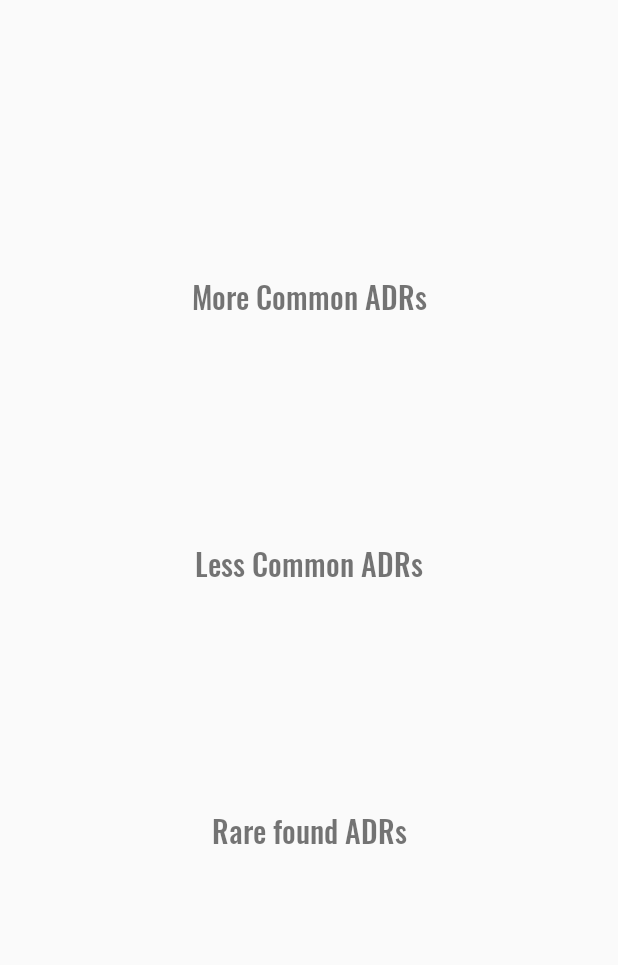
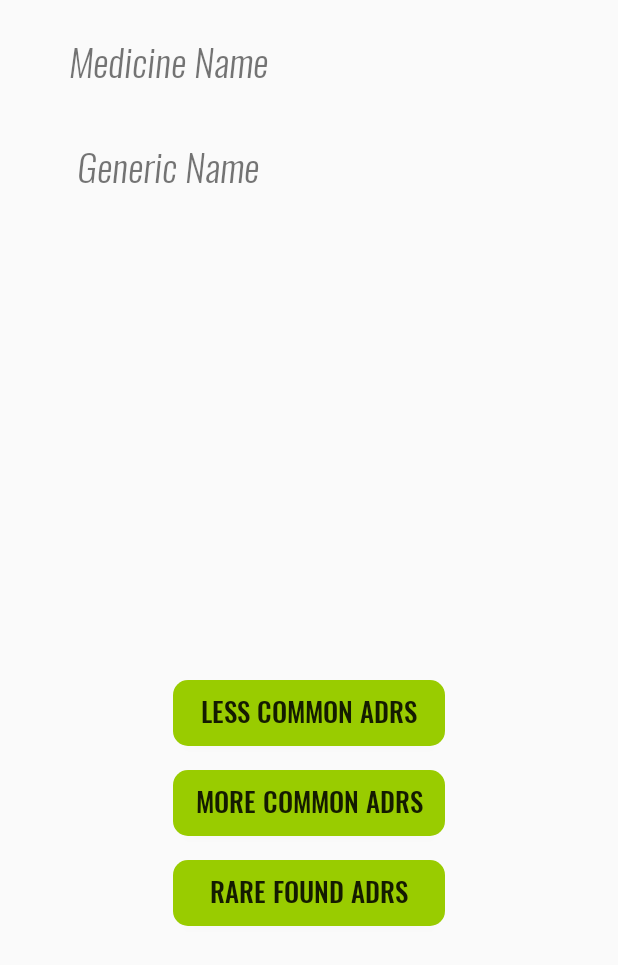
Before and after one commit to AadiCool/AdverseDrugReaction, an Android app: the MedicinePage screen opened directly, with no data from a screen before it, on a phone screen of 412 x 824 dp. Shown: the top 965 px of the screen. Run offline under Robolectric (Android 15) with nearby library versions, the phone set to English and light mode, and no system bars; our stand-ins replace Firebase (no records; nobody signed in at launch, a user with empty details on screens opened directly); 5 statements that could not run were skipped.

Commit message:
Changed Views and Corrected Barcode

```diff
--- a/app/build.gradle
+++ b/app/build.gradle
@@ -36,13 +36,13 @@ dependencies {
     implementation 'com.github.MdFarhanRaja:SearchableSpinner:2.0'
     implementation 'com.google.android.material:material:1.0.0'
     implementation 'com.theartofdev.edmodo:android-image-cropper:2.7.0'
-    implementation 'com.google.android.gms:play-services-vision:19.0.0'
     implementation 'androidx.recyclerview:recyclerview:1.0.0'
     implementation 'com.google.android.material:material:1.0.0'
     implementation 'com.ibm.watson:assistant:8.0.0'
     implementation 'com.ibm.watson:text-to-speech:8.0.0'
     implementation 'com.ibm.watson:speech-to-text:8.0.0'
     implementation 'com.ibm.watson.developer_cloud:android-sdk:0.5.0'
+    implementation 'com.google.firebase:firebase-ml-vision:18.0.1'
     testImplementation 'junit:junit:4.12'
     androidTestImplementation 'androidx.test.ext:junit:1.1.1'
     androidTestImplementation 'androidx.test.espresso:espresso-core:3.2.0'
--- a/app/src/main/java/com/example/adversedrugreaction/MedicinePage.java
+++ b/app/src/main/java/com/example/adversedrugreaction/MedicinePage.java
@@ -15,6 +15,7 @@ import android.text.style.TypefaceSpan;
 import android.util.Log;
 import android.view.View;
 import android.widget.AdapterView;
+import android.widget.Button;
 import android.widget.ListView;
 import android.widget.ProgressBar;
 import android.widget.SimpleAdapter;
@@ -36,9 +37,9 @@ public class MedicinePage extends AppCompatActivity {
 
     private TextView genericName;
     private TextView description;
-    private ListView moreCommon;
-    private ListView lessCommon;
-    private ListView rare;
+    private Button moreCommon;
+    private Button lessCommon;
+    private Button rare;
     private ProgressBar progressBar;
 
     @Override
@@ -46,17 +47,26 @@ public class MedicinePage extends AppCompatActivity {
         super.onCreate(savedInstanceState);
         setContentView(R.layout.activity_medicine_page);
 
-        String medicineOption = (String) Objects.requireNonNull(getIntent().getExtras()).getString("medicine");
+        final String medicineOption = (String) Objects.requireNonNull(getIntent().getExtras()).getString("medicine");
+        assert medicineOption != null;
         Log.e("MEDICINE", medicineOption);
 
         TextView medicineName = (TextView) findViewById(R.id.medicineName);
-        assert medicineOption != null;
         medicineName.setText(medicineOption.toUpperCase());
         genericName = (TextView) findViewById(R.id.genericName);
         description = (TextView) findViewById(R.id.descriptionText);
-        moreCommon = (ListView) findViewById(R.id.moreCommon);
-        lessCommon = (ListView) findViewById(R.id.lessCommon);
-        rare = (ListView) findViewById(R.id.rare);
+
+        moreCommon = (Button) findViewById(R.id.moreCommon);
+        moreCommon.setEnabled(false);
+        moreCommon.setText(R.string.pleaseWait);
+
+        lessCommon = (Button) findViewById(R.id.lessCommon);
+        lessCommon.setEnabled(false);
+        lessCommon.setText(R.string.pleaseWait);
+
+        rare = (Button) findViewById(R.id.rare);
+        rare.setEnabled(false);
+        rare.setText(R.string.pleaseWait);
 
         progressBar = (ProgressBar) findViewById(R.id.progressBar);
         progressBar.setVisibility(View.VISIBLE);
@@ -69,73 +79,49 @@ public class MedicinePage extends AppCompatActivity {
             @Override
             public void onSuccess(DocumentSnapshot documentSnapshot) {
                 progressBar.setVisibility(View.GONE);
+
+                moreCommon.setEnabled(true);
+                moreCommon.setText(R.string.more_common_adrs);
+
+                lessCommon.setEnabled(true);
+                lessCommon.setText(R.string.less_common_adrs);
+
+                rare.setEnabled(true);
+                rare.setText(R.string.rare_found_adrs);
+
                 Medicine medicine = new Medicine(Objects.requireNonNull(documentSnapshot.getData()));
                 genericName.setText(medicine.getGenericName());
                 description.setText(medicine.getDescription());
-                SimpleAdapter simpleAdapter = new SimpleAdapter(MedicinePage.this, medicine.getLessCommon(),
-                        R.layout.medicinelist, new String[]{"adr"}, new int[]{R.id.medicineListComponent});
-                lessCommon.setAdapter(simpleAdapter);
-                simpleAdapter = new SimpleAdapter(MedicinePage.this, medicine.getMoreCommon(),
-                        R.layout.medicinelist, new String[]{"adr"}, new int[]{R.id.medicineListComponent});
-                moreCommon.setAdapter(simpleAdapter);
-                simpleAdapter = new SimpleAdapter(MedicinePage.this, medicine.getRare(),
-                        R.layout.medicinelist, new String[]{"adr"}, new int[]{R.id.medicineListComponent});
-                rare.setAdapter(simpleAdapter);
 
-                setListListner(moreCommon);
-                setListListner(lessCommon);
-                setListListner(rare);
+                setButtonListner(0, moreCommon, medicine,  medicineOption);
+                setButtonListner(1, lessCommon, medicine,  medicineOption);
+                setButtonListner(2, rare, medicine,  medicineOption);
             }
         });
     }
 
-    private void setListListner(ListView listView) {
-        listView.setOnItemClickListener(new AdapterView.OnItemClickListener() {
+    private void setButtonListner(final int id, Button button, final Medicine medicine, final String  medicineOption){
+        button.setOnClickListener(new View.OnClickListener() {
             @Override
-            public void onItemClick(AdapterView<?> adapterView, View view, int i, long l) {
-                final HashMap<String, String> map = (HashMap<String, String>) adapterView.getItemAtPosition(i);
-                Log.e("ITEM", Objects.requireNonNull(map.get("adr")));
-                final AlertDialog alertDialog = new AlertDialog.Builder(MedicinePage.this).create();
-                String source = "Search on Google";
-                SpannableString spannableString = null;
-                if (Build.VERSION.SDK_INT >= Build.VERSION_CODES.P) {
-                    spannableString = setCustomFontTypeSpan(MedicinePage.this, source, source.length(), R.font.oswaldmedium);
-                    alertDialog.setTitle(spannableString);
-                } else
-                    alertDialog.setTitle(source);
-
-                source = "Google the following symptom:\n" + Objects.requireNonNull(map.get("adr"));
-                if (Build.VERSION.SDK_INT >= Build.VERSION_CODES.P) {
-                    spannableString = setCustomFontTypeSpan(MedicinePage.this, source, source.length(), R.font.oswaldlight);
-                    alertDialog.setMessage(spannableString);
-                } else
-                    alertDialog.setMessage(source);
-
-                alertDialog.setButton(Dialog.BUTTON_POSITIVE, "Yes", new DialogInterface.OnClickListener() {
-                    @Override
-                    public void onClick(DialogInterface dialog, int which) {
-                        Intent intent = new Intent(Intent.ACTION_WEB_SEARCH);
-                        intent.putExtra(SearchManager.QUERY, Objects.requireNonNull(map.get("adr")));
-                        startActivity(intent);
-                    }
-                });
-                alertDialog.setButton(Dialog.BUTTON_NEGATIVE, "No", new DialogInterface.OnClickListener() {
-                    @Override
-                    public void onClick(DialogInterface dialog, int which) {
-                        alertDialog.cancel();
-                    }
-                });
-                alertDialog.show();
+            public void onClick(View view) {
+                Intent intent = new Intent(MedicinePage.this, AdrShow.class);
+                intent.putExtra("name", medicineOption);
+                switch (id){
+                    case 0 :
+                        intent.putExtra("data", medicine.getMoreCommon());
+                        intent.putExtra("heading", "More Common ADRs");
+                        break;
+                    case 1 :
+                        intent.putExtra("data", medicine.getLessCommon());
+                        intent.putExtra("heading", "Less Common ADRs");
+                        break;
+                    case 2 :
+                        intent.putExtra("data", medicine.getRare());
+                        intent.putExtra("heading", "Rare Found ADRs");
+                        break;
+                }
+                startActivity(intent);
             }
         });
     }
-
-    @RequiresApi(api = Build.VERSION_CODES.P)
-    private SpannableString setCustomFontTypeSpan(Context context, String source, int endIndex, int font) {
-        final SpannableString spannableString = new SpannableString(source);
-        Typeface myTypeface = Typeface.create(ResourcesCompat.getFont(context, font), Typeface.NORMAL);
-        spannableString.setSpan(new TypefaceSpan(myTypeface),
-                0, endIndex, Spannable.SPAN_EXCLUSIVE_EXCLUSIVE);
-        return spannableString;
-    }
 }
--- a/app/src/main/res/layout/activity_medicine_page.xml
+++ b/app/src/main/res/layout/activity_medicine_page.xml
@@ -6,136 +6,60 @@
     android:layout_height="match_parent"
     tools:context=".MedicinePage">
 
+
     <TextView
-        android:id="@+id/medicineName"
+        android:id="@+id/medicine"
         android:layout_width="184dp"
-        android:layout_height="42dp"
-        android:layout_marginTop="16dp"
-        android:fontFamily="@font/oswaldheavyitalic"
+        android:layout_height="50dp"
+        android:layout_marginStart="20dp"
+        android:layout_marginTop="24dp"
+        android:fontFamily="@font/oswaldlightitalic"
+        android:text="@string/medicine_name"
         android:textAlignment="center"
         android:textSize="25sp"
-        app:layout_constraintEnd_toStartOf="@+id/genericName"
+        app:layout_constraintEnd_toStartOf="@+id/medicineName"
+        app:layout_constraintHorizontal_bias="0.0"
         app:layout_constraintStart_toStartOf="parent"
         app:layout_constraintTop_toTopOf="parent" />
 
     <TextView
-        android:id="@+id/genericName"
+        android:id="@+id/medicineName"
         android:layout_width="160dp"
-        android:layout_height="40dp"
-        android:layout_marginTop="16dp"
-        android:layout_marginEnd="32dp"
-        android:fontFamily="@font/oswaldlightitalic"
+        android:layout_height="50dp"
+        android:layout_marginTop="24dp"
+        android:layout_marginEnd="20dp"
+        android:fontFamily="@font/oswaldheavyitalic"
         android:textAlignment="center"
         android:textSize="20sp"
         app:layout_constraintEnd_toEndOf="parent"
         app:layout_constraintTop_toTopOf="parent" />
 
-    <ScrollView
-        android:id="@+id/description"
-        android:layout_width="375dp"
-        android:layout_height="106dp"
-        android:layout_marginTop="8dp"
-        android:fillViewport="true"
-        android:scrollbars="vertical"
-        app:layout_constraintEnd_toEndOf="parent"
-        app:layout_constraintHorizontal_bias="0.488"
+    <TextView
+        android:id="@+id/generic"
+        android:layout_width="184dp"
+        android:layout_height="50dp"
+        android:layout_marginStart="20dp"
+        android:layout_marginTop="20dp"
+        android:fontFamily="@font/oswaldlightitalic"
+        android:text="@string/generic_name"
+        android:textAlignment="center"
+        android:textSize="25sp"
         app:layout_constraintStart_toStartOf="parent"
-        app:layout_constraintTop_toBottomOf="@+id/medicineName">
-
-        <TextView
-            android:id="@+id/descriptionText"
-            android:layout_width="375sp"
-            android:paddingLeft="10sp"
-            android:paddingRight="10sp"
-            android:layout_height="wrap_content"
-            android:fontFamily="@font/oswaldlightitalic"
-            android:textAlignment="center"
-            android:textSize="15sp" />
-    </ScrollView>
+        app:layout_constraintTop_toBottomOf="@+id/medicine" />
 
     <TextView
-        android:id="@+id/moreCommonHeading"
-        android:layout_width="match_parent"
-        android:layout_height="30dp"
-        android:layout_marginTop="12dp"
-        android:fontFamily="@font/oswaldmedium"
-        android:text="@string/more_common_adrs"
+        android:id="@+id/genericName"
+        android:layout_width="160dp"
+        android:layout_height="50dp"
+        android:layout_marginTop="20dp"
+        android:layout_marginEnd="20dp"
+        android:fontFamily="@font/oswaldheavyitalic"
         android:textAlignment="center"
         android:textSize="20sp"
         app:layout_constraintEnd_toEndOf="parent"
-        app:layout_constraintStart_toStartOf="parent"
-        app:layout_constraintTop_toBottomOf="@+id/description" />
-
-    <ListView
-        android:id="@+id/moreCommon"
-        android:layout_width="375sp"
-        android:layout_height="130dp"
-        android:layout_marginTop="6dp"
-        android:scrollbars="vertical"
-        android:divider="@null"
-        android:dividerHeight="0dp"
-        android:paddingLeft="5sp"
-        android:paddingRight="5sp"
-        app:layout_constraintEnd_toEndOf="parent"
-        app:layout_constraintStart_toStartOf="parent"
-        app:layout_constraintTop_toBottomOf="@+id/moreCommonHeading" >
-    </ListView>
-
-    <TextView
-        android:id="@+id/lessCommonHeading"
-        android:layout_width="match_parent"
-        android:layout_height="30dp"
-        android:layout_marginTop="12dp"
-        android:fontFamily="@font/oswaldmedium"
-        android:text="@string/less_common_adrs"
-        android:textAlignment="center"
-        android:textSize="20sp"
-        app:layout_constraintEnd_toEndOf="parent"
-        app:layout_constraintStart_toStartOf="parent"
-        app:layout_constraintTop_toBottomOf="@+id/moreCommon" />
-
-    <ListView
-        android:id="@+id/lessCommon"
-        android:layout_width="375sp"
-        android:layout_height="130dp"
-        android:layout_marginTop="6dp"
-        android:scrollbars="vertical"
-        android:divider="@null"
-        android:dividerHeight="0dp"
-        android:paddingLeft="5sp"
-        android:paddingRight="5sp"
-        app:layout_constraintEnd_toEndOf="parent"
-        app:layout_constraintStart_toStartOf="parent"
-        app:layout_constraintTop_toBottomOf="@+id/lessCommonHeading" >
-    </ListView>
-
-    <TextView
-        android:id="@+id/rareHeading"
-        android:layout_width="match_parent"
-        android:layout_height="30dp"
-        android:layout_marginTop="12dp"
-        android:fontFamily="@font/oswaldmedium"
-        android:text="@string/rare_found_adrs"
-        android:textAlignment="center"
-        android:textSize="20sp"
-        app:layout_constraintEnd_toEndOf="parent"
-        app:layout_constraintStart_toStartOf="parent"
-        app:layout_constraintTop_toBottomOf="@+id/lessCommon" />
-
-    <ListView
-        android:id="@+id/rare"
-        android:layout_width="375sp"
-        android:layout_height="130dp"
-        android:layout_marginTop="6dp"
-        android:scrollbars="vertical"
-        android:divider="@null"
-        android:dividerHeight="0dp"
-        android:paddingLeft="5sp"
-        android:paddingRight="5sp"
-        app:layout_constraintEnd_toEndOf="parent"
-        app:layout_constraintStart_toStartOf="parent"
-        app:layout_constraintTop_toBottomOf="@+id/rareHeading" >
-    </ListView>
+        app:layout_constraintHorizontal_bias="1.0"
+        app:layout_constraintStart_toEndOf="@+id/generic"
+        app:layout_constraintTop_toBottomOf="@+id/medicineName" />
 
     <ProgressBar
         android:id="@+id/progressBar"
@@ -147,4 +71,63 @@
         app:layout_constraintStart_toStartOf="parent"
         app:layout_constraintTop_toTopOf="parent" />
 
+    <ScrollView
+        android:id="@+id/description"
+        android:layout_width="371dp"
+        android:layout_height="237dp"
+        android:layout_marginTop="176dp"
+        android:scrollbars="vertical"
+        android:fillViewport="true"
+        app:layout_constraintEnd_toEndOf="parent"
+        app:layout_constraintStart_toStartOf="parent"
+        app:layout_constraintTop_toTopOf="parent">
+        <TextView
+            android:layout_width="match_parent"
+            android:layout_height="wrap_content"
+            android:id="@+id/descriptionText"
+            android:fontFamily="@font/oswaldlightitalic"
+            android:padding="15dp"
+            android:textAlignment="textStart"
+            android:textSize="20sp"/>
+    </ScrollView>
+
+    <Button
+        android:id="@+id/moreCommon"
+        android:layout_width="181dp"
+        android:layout_height="44dp"
+        android:layout_marginTop="16dp"
+        android:background="@drawable/button"
+        android:fontFamily="@font/oswaldmedium"
+        android:text="@string/more_common_adrs"
+        android:textSize="18sp"
+        app:layout_constraintEnd_toEndOf="parent"
+        app:layout_constraintStart_toStartOf="parent"
+        app:layout_constraintTop_toBottomOf="@+id/lessCommon" />
+
+    <Button
+        android:id="@+id/lessCommon"
+        android:layout_width="181dp"
+        android:layout_height="44dp"
+        android:layout_marginTop="40dp"
+        android:background="@drawable/button"
+        android:fontFamily="@font/oswaldmedium"
+        android:text="@string/less_common_adrs"
+        android:textSize="18sp"
+        app:layout_constraintEnd_toEndOf="parent"
+        app:layout_constraintStart_toStartOf="parent"
+        app:layout_constraintTop_toBottomOf="@+id/description" />
+
+    <Button
+        android:id="@+id/rare"
+        android:layout_width="181dp"
+        android:layout_height="44dp"
+        android:layout_marginTop="16dp"
+        android:background="@drawable/button"
+        android:fontFamily="@font/oswaldmedium"
+        android:text="@string/rare_found_adrs"
+        android:textSize="18sp"
+        app:layout_constraintEnd_toEndOf="parent"
+        app:layout_constraintStart_toStartOf="parent"
+        app:layout_constraintTop_toBottomOf="@+id/moreCommon" />
+
 </androidx.constraintlayout.widget.ConstraintLayout>
--- a/app/src/main/res/layout/medicinelist.xml
+++ b/app/src/main/res/layout/medicinelist.xml
@@ -9,10 +9,10 @@
         android:background="@color/gainsboro"
         android:layout_marginLeft="10sp"
         android:layout_marginRight="10sp"
-        android:layout_height="25sp"
+        android:layout_height="wrap_content"
         android:layout_weight="1"
         android:textAlignment="center"
         android:fontFamily="@font/oswaldlight"
-        android:textSize="16sp"
+        android:textSize="25sp"
         android:orientation="horizontal" />
 </LinearLayout>
--- a/app/src/main/res/values/strings.xml
+++ b/app/src/main/res/values/strings.xml
@@ -10,4 +10,7 @@
     <string name="rare_found_adrs">Rare found ADRs</string>
     <string name="what_s_on_your_mind">What\'s on your mind?</string>
     <string name="chat">Chat</string>
+    <string name="medicine_name">Medicine Name</string>
+    <string name="generic_name">Generic Name</string>
+    <string name="processing">Processing</string>
 </resources>
```
Also changed, not shown: app/src/main/AndroidManifest.xml (+7 -3 lines), app/src/main/java/com/example/adversedrugreaction/AdrShow.java (added, +90 -0 lines), app/src/main/java/com/example/adversedrugreaction/MainActivity.java (+84 -38 lines), app/src/main/res/layout/activity_adr_show.xml (added, +44 -0 lines).
